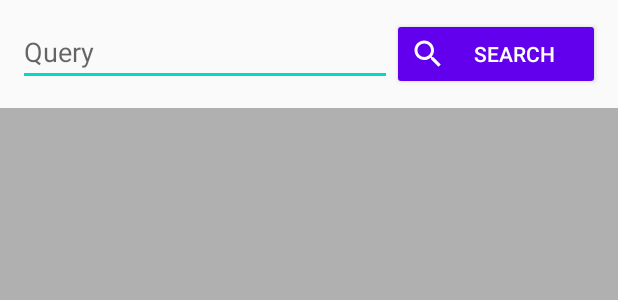
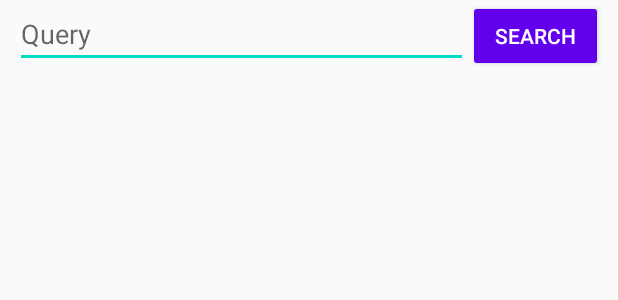
Before and after one commit to JSBDeveloper/MVVMExample, an Android app: the layout activity_main.xml on its own in the app's theme, with its tools: preview values and no code run, on a phone screen of 412 x 824 dp. Shown: the top 300 px of the screen. Run offline under Robolectric (Android 15) with nearby library versions, the phone set to English and light mode, and no system bars.

Commit message:
update activity_main.xml

```diff
--- a/app/src/main/res/layout/activity_main.xml
+++ b/app/src/main/res/layout/activity_main.xml
@@ -4,42 +4,47 @@
     xmlns:app="http://schemas.android.com/apk/res-auto"
     xmlns:tools="http://schemas.android.com/tools">
 
-    <LinearLayout
+    <androidx.constraintlayout.widget.ConstraintLayout
         android:layout_width="match_parent"
         android:layout_height="match_parent"
-        tools:context=".view.MainActivity" android:orientation="vertical">
-        <LinearLayout
-            android:orientation="horizontal"
-            android:layout_width="match_parent"
-            android:layout_height="wrap_content" android:layout_margin="12dp">
-            <EditText
-                android:layout_width="wrap_content"
+        android:orientation="vertical"
+        tools:context=".view.MainActivity">
+
+        <androidx.appcompat.widget.AppCompatEditText
+            android:id="@+id/main_activity_search_text_view"
+            android:layout_width="0dp"
             android:layout_height="wrap_content"
+            android:layout_marginLeft="10dp"
+            android:hint="Query"
             android:inputType="textPersonName"
-                android:ems="10"
-                android:id="@+id/main_activity_search_text_view" android:layout_weight="1" android:hint="Query"/>
-            <Button
-                android:layout_width="wrap_content"
-                android:layout_height="wrap_content" android:id="@+id/main_activity_search_button"
-                android:layout_weight="1"
+            app:layout_constraintStart_toStartOf="parent"
+            app:layout_constraintTop_toTopOf="parent"
+            app:layout_constraintEnd_toStartOf="@+id/main_activity_search_button"/>
+
+        <androidx.appcompat.widget.AppCompatButton
+            android:id="@+id/main_activity_search_button"
+            android:layout_width="90dp"
+            android:layout_height="wrap_content"
+            android:layout_marginRight="10dp"
             android:backgroundTint="@color/colorPrimary"
-                android:drawableStart="@drawable/ic_search_black_24dp" android:text="SEARCH"
-                android:textColor="@android:color/white"/>
-        </LinearLayout>
+            android:text="SEARCH"
+            android:textColor="@android:color/white"
+            app:layout_constraintStart_toEndOf="@+id/main_activity_search_text_view"
+            app:layout_constraintTop_toTopOf="parent"
+            app:layout_constraintEnd_toEndOf="parent"/>
 
-        <LinearLayout
-            android:layout_width="match_parent"
-            android:layout_height="match_parent"
-            android:background="#B0B0B0"
-            android:orientation="vertical">
 
         <androidx.recyclerview.widget.RecyclerView
             android:id="@+id/main_activity_search_recycler_view"
             android:layout_width="match_parent"
-                android:layout_height="match_parent"
+            android:layout_height="0dp"
+            android:layout_marginLeft="10dp"
+            android:layout_marginRight="10dp"
             android:clipToPadding="false"
             android:paddingTop="12dp"
-                android:paddingBottom="12dp" />
-        </LinearLayout>
-    </LinearLayout>
+            android:paddingBottom="12dp"
+            app:layout_constraintTop_toBottomOf="@+id/main_activity_search_text_view"
+            app:layout_constraintBottom_toBottomOf="parent"/>
+
+    </androidx.constraintlayout.widget.ConstraintLayout>
 </layout>
```
Lines whose indentation alone changed are shown as unchanged.
